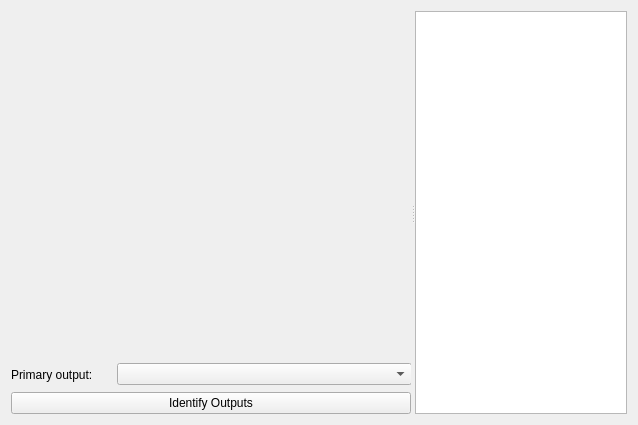
Qt form kcontrol/randr/randrconfigbase.ui (mgottschlag/kwin-tiling) before a commit.
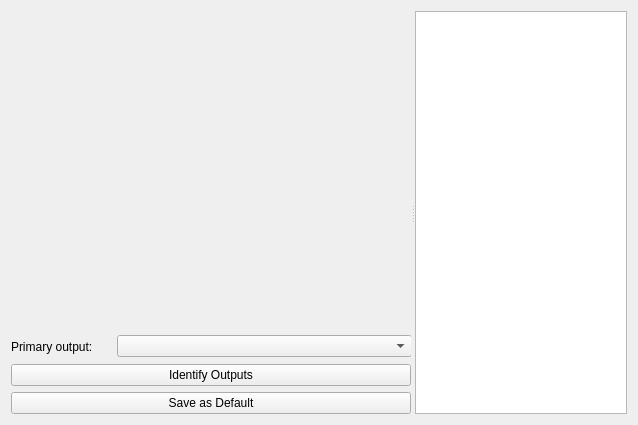
The same form after that commit.

Commit message:
- move the somewhat long krandr setup code from startkde   into its own separate script that is called from startkde - use properly krandrrc instead of kcmrandrrc in the script - implement support for randr1.2 (non-legacy) setup, which   is done by kcm_krandr simply saving a list of CLI xrandr commands   and those are executed by the script - add a buttom to kcm_krandr to save the current setup   as the default to be used during desktop startup
FEATURE: 157839
FEATURE: 219704
FEATURE: 235883
FEATURE: 238278
FEATURE: 163707
FEATURE: 141999
FEATURE: 229529
FEATURE: 183143

```diff
--- a/kcontrol/randr/randrconfigbase.ui
+++ b/kcontrol/randr/randrconfigbase.ui
@@ -51,7 +51,7 @@
            <height>25</height>
           </size>
          </property>
-         <widget class="QWidget" name="">
+         <widget class="QWidget" name="layoutWidget">
           <property name="geometry">
            <rect>
             <x>0</x>
@@ -88,6 +88,13 @@
          </property>
         </widget>
        </item>
+       <item>
+        <widget class="QPushButton" name="saveAsDefaultButton">
+         <property name="text">
+          <string>Save as Default</string>
+         </property>
+        </widget>
+       </item>
       </layout>
      </widget>
      <widget class="QGraphicsView" name="screenView"/>
```
The commit also changes 14 other files.
